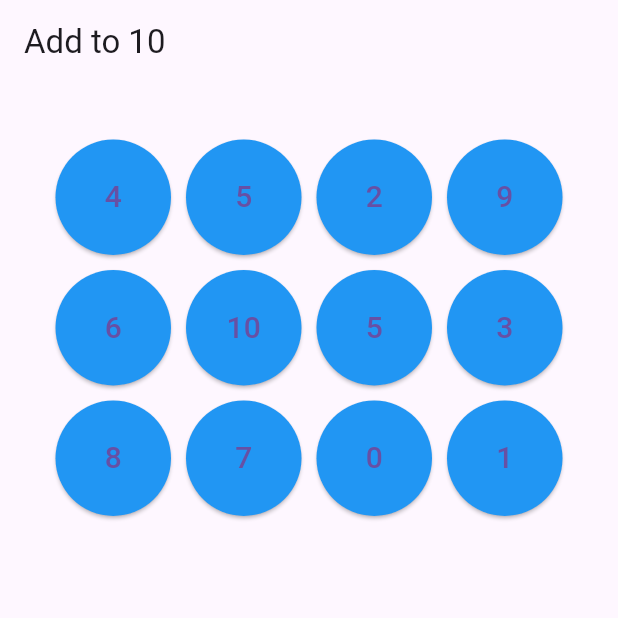
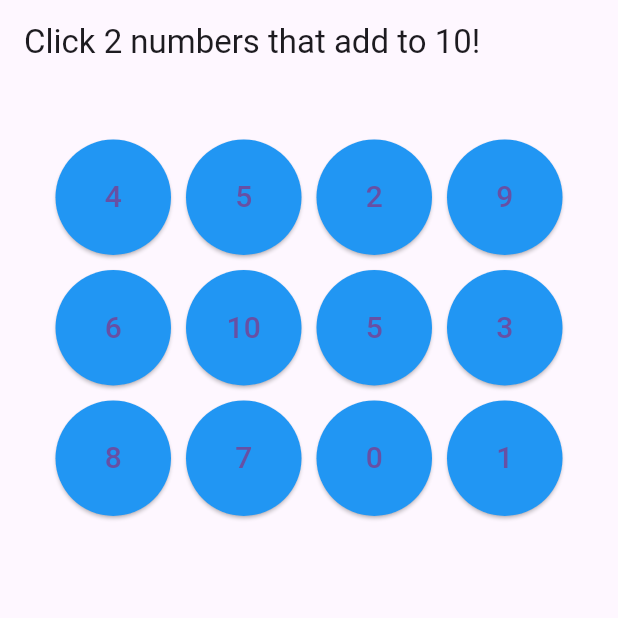
Before and after one commit to gtzippy/MathMatchGame, a Flutter app: the screen it shows after launch, on a phone screen of 412 x 824 dp, the top half of it. Run offline on Flutter 3.47's test engine with Material 3 defaults, Android fonts, the phone set to English and light mode, and no system bars; our stand-ins replace assets_audio_player, audioplayers.

Commit message:
ready for aws

```diff
--- a/lib/main.dart
+++ b/lib/main.dart
@@ -2,6 +2,7 @@ import 'package:flutter/material.dart';
 import 'dart:math';
 import 'dart:io';
 import 'package:audioplayers/audioplayers.dart';
+import 'package:assets_audio_player/assets_audio_player.dart';
 
 void main() {
   runApp(new MaterialApp(
@@ -37,6 +38,7 @@ class _State extends State<MyApp> {
   late int _previousIndex;
   bool _hold = false;
   final player = AudioPlayer();
+  final assetsAudioPlayer = AssetsAudioPlayer();
 
   Future _showAlert(BuildContext context, String message) async {
     return showDialog(
@@ -154,7 +156,10 @@ class _State extends State<MyApp> {
     if(_hold){
       return;
     }
-    player.play(DeviceFileSource('/assets/buttonPress.mp3'));
+    player.play(AssetSource('bell.mp3'));
+    // AssetsAudioPlayer.newPlayer().open(
+    //   Audio('/assets/buttonPress.mp3'),
+    // );
     if(_areas[index].color!=Colors.yellow && _areas[index].color!=Colors.white) {
       if (_firstArea == null) {
         _firstArea = _areas[index];
@@ -216,7 +221,7 @@ class _State extends State<MyApp> {
   Widget build(BuildContext context){
     return new Scaffold(
       appBar: new AppBar(
-        title: new Text("Add to 10"),
+        title: new Text("Click 2 numbers that add to 10!"),
       ),
       body: new Container(
         padding: new EdgeInsets.all(32.0),
--- a/pubspec.yaml
+++ b/pubspec.yaml
@@ -30,7 +30,8 @@ environment:
 dependencies:
   flutter:
     sdk: flutter
-  audioplayers: ^5.2.1
+  audioplayers: ^6.1.0
+  assets_audio_player: ^3.0.8
 
 
 
@@ -66,6 +67,7 @@ flutter:
   #   - images/a_dot_ham.jpeg
 assets:
   - assets/buttonPress.mp3
+  - assets/bell.mp3
   # An image asset can refer to one or more resolution-specific "variants", see
   # https://flutter.dev/assets-and-images/#resolution-aware
 
```
Also changed, not shown: pubspec.lock, 2 other files.
